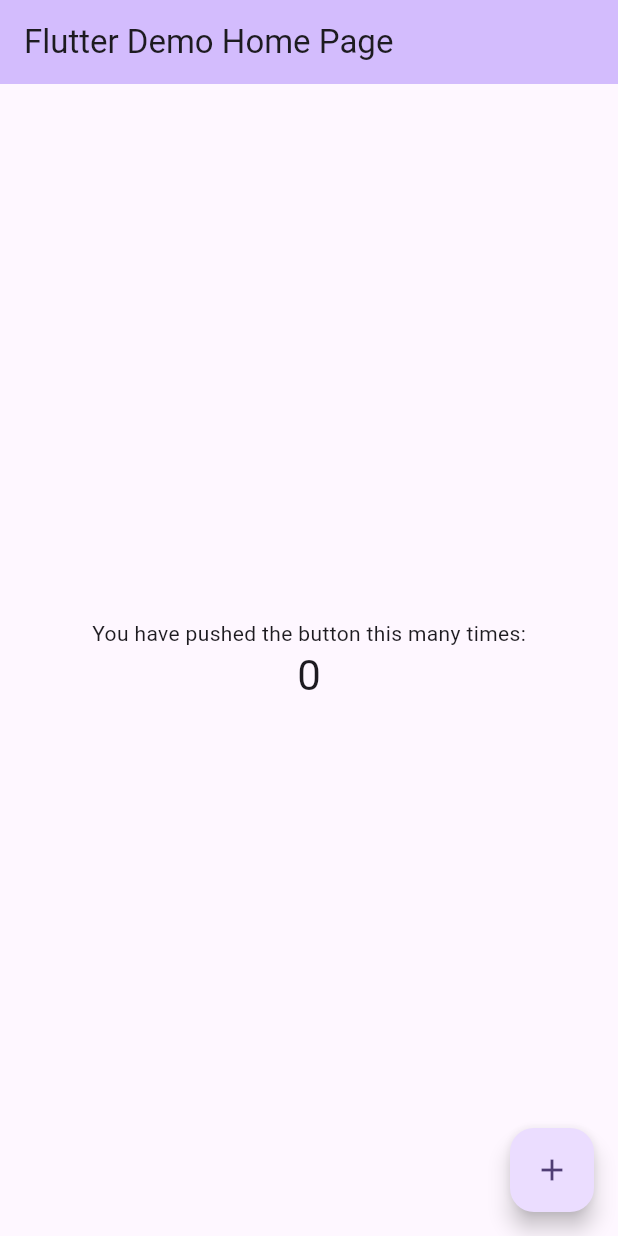
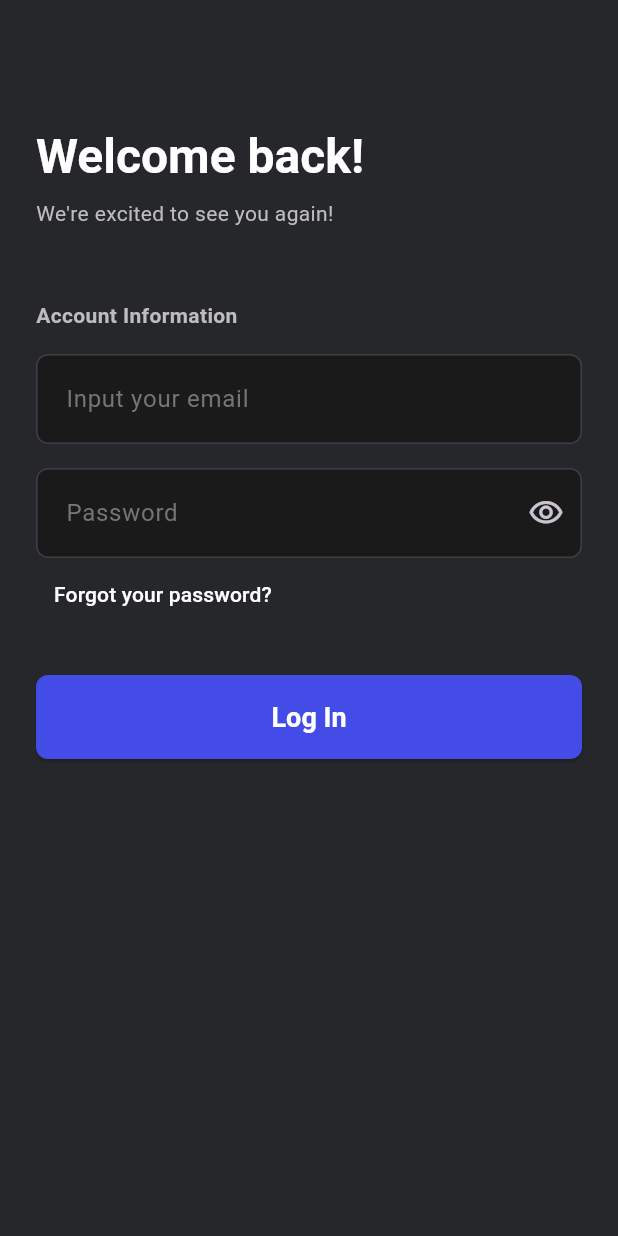
Before and after one commit to IsmailCoder366/caza, a Flutter app: the screen it shows after launch, on a phone screen of 412 x 824 dp. Run offline on Flutter 3.47's test engine with Material 3 defaults, Android fonts, the phone set to English and light mode, and no system bars; our stand-ins replace flutter_bloc.

Commit message:
theme, app colors, widgets created

```diff
--- a/lib/core/constants/app_colors.dart
+++ b/lib/core/constants/app_colors.dart
@@ -0,0 +1,33 @@
+import 'dart:ui';
+
+class AppColors {
+
+  /// [Shared Brand Colors]
+  static const Color primaryBlue = Color(0xFF444CE7); // Matches your button hex
+  static const Color accentRed = Color(0xFFD92D20);
+
+  /// [DARK MODE]
+
+  // Colors
+  static const Color darkBg = Color(0xFF26272B);
+  static const Color darkInputFill = Color(0xFF1A1A1A);
+  static const Color darkBorder = Color(0xFF3F3F46);
+
+  // Text Colors
+  static const Color lightTextPrimary = Color(0xFF000000);
+  static const Color lightTextSecondary = Color(0xFF666666);
+
+
+  /// [LIGHT MODE]
+
+  // Colors
+  static const Color lightBg = Color(0xFFFFFFFF);
+  static const Color lightInputFill = Color(0xFFFAFAFA);
+  static const Color lightBorder = Color(0xFFD0D5DD);
+
+  // Texts co
+  static const Color darkTextPrimary = Color(0xFFFFFFFF);
+  static const Color darkTextSecondary = Color(0xFFBDBDBD);
+
+
+}
--- a/lib/core/theme/app_theme.dart
+++ b/lib/core/theme/app_theme.dart
@@ -0,0 +1,52 @@
+import 'package:flutter/material.dart';
+
+import '../constants/app_colors.dart';
+
+class AppTheme {
+  static ThemeData getTheme(bool isDark) {
+    return ThemeData(
+      useMaterial3: true,
+      brightness: isDark ? Brightness.dark : Brightness.light,
+      scaffoldBackgroundColor: isDark ? AppColors.darkBg : AppColors.lightBg,
+
+      // Automatic Text Styling
+      textTheme: TextTheme(
+        headlineLarge: TextStyle(
+          fontSize: 32,
+          fontWeight: FontWeight.bold,
+          color: isDark ? AppColors.darkTextPrimary : AppColors.lightTextPrimary,
+        ),
+        bodyMedium: TextStyle(
+          color: isDark ? AppColors.darkTextSecondary : AppColors.lightTextSecondary,
+        ),
+      ),
+
+      // Input Field Styling from your
+      inputDecorationTheme: InputDecorationTheme(
+        filled: true,
+        fillColor: isDark ? AppColors.darkInputFill : AppColors.lightInputFill,
+        hintStyle: TextStyle(color: isDark ? Colors.grey[600] : Colors.grey[400]),
+        contentPadding: const EdgeInsets.symmetric(horizontal: 16, vertical: 18),
+        enabledBorder: OutlineInputBorder(
+          borderRadius: BorderRadius.circular(8),
+          borderSide: BorderSide(color: isDark ? AppColors.darkBorder : AppColors.lightBorder),
+        ),
+        focusedBorder: OutlineInputBorder(
+          borderRadius: BorderRadius.circular(8),
+          borderSide: const BorderSide(color: AppColors.primaryBlue, width: 2),
+        ),
+      ),
+
+      // Primary Button Styling
+      elevatedButtonTheme: ElevatedButtonThemeData(
+        style: ElevatedButton.styleFrom(
+          backgroundColor: AppColors.primaryBlue,
+          foregroundColor: Colors.white,
+          minimumSize: const Size(double.infinity, 56),
+          shape: RoundedRectangleBorder(borderRadius: BorderRadius.circular(8)),
+          textStyle: const TextStyle(fontSize: 18, fontWeight: FontWeight.w600),
+        ),
+      ),
+    );
+  }
+}
--- a/lib/features/auth/screens/login_screen.dart
+++ b/lib/features/auth/screens/login_screen.dart
@@ -0,0 +1,54 @@
+import 'package:flutter/material.dart';
+
+import '../../../core/constants/app_colors.dart';
+
+class LoginScreen extends
+StatelessWidget {
+  @override
+  Widget build(BuildContext context) {
+    final theme = Theme.of(context); // Get current theme info
+
+    return Scaffold(
+      body: SafeArea(
+        child: Padding(
+          padding: const EdgeInsets.all(24.0),
+          child: Column(
+            crossAxisAlignment: CrossAxisAlignment.start,
+            children: [
+              const SizedBox(height: 60),
+              Text("Welcome back!", style: theme.textTheme.headlineLarge),
+              const SizedBox(height: 8),
+              Text("We're excited to see you again!", style: theme.textTheme.bodyMedium),
+
+              const SizedBox(height: 48),
+              const Text("Account Information", style: TextStyle(fontWeight: FontWeight.bold)),
+              const SizedBox(height: 16),
+
+              const TextField(decoration: InputDecoration(hintText: "Input your email")),
+              const SizedBox(height: 16),
+              const TextField(
+                obscureText: true,
+                decoration: InputDecoration(
+                  hintText: "Password",
+                  suffixIcon: Icon(Icons.visibility_outlined),
+                ),
+              ),
+
+              TextButton(
+                onPressed: () {},
+                child: Text("Forgot your password?",
+                    style: TextStyle(color: theme.brightness == Brightness.dark ? Colors.white : AppColors.primaryBlue)),
+              ),
+
+              SizedBox(height: 30),
+              ElevatedButton(
+                onPressed: () {},
+                child: const Text("Log In"),
+              ),
+            ],
+          ),
+        ),
+      ),
+    );
+  }
+}
--- a/lib/logic/auth/theme/theme_bloc.dart
+++ b/lib/logic/auth/theme/theme_bloc.dart
@@ -0,0 +1,15 @@
+import 'package:flutter_bloc/flutter_bloc.dart';
+import 'package:flutter/material.dart';
+
+// Event
+abstract class ThemeEvent {}
+class ToggleTheme extends ThemeEvent {}
+
+// Bloc
+class ThemeBloc extends Bloc<ThemeEvent, ThemeMode> {
+  ThemeBloc() : super(ThemeMode.dark) { // Start with Caza Dark
+    on<ToggleTheme>((event, emit) {
+      emit(state == ThemeMode.dark ? ThemeMode.light : ThemeMode.dark);
+    });
+  }
+}
--- a/lib/main.dart
+++ b/lib/main.dart
@@ -1,4 +1,8 @@
 import 'package:flutter/material.dart';
+import 'package:flutter_bloc/flutter_bloc.dart';
+import 'core/theme/app_theme.dart';
+import 'logic/auth/theme/theme_bloc.dart';
+import 'features/auth/screens/login_screen.dart';
 
 void main() {
   runApp(const MyApp());
@@ -7,115 +11,29 @@ void main() {
 class MyApp extends StatelessWidget {
   const MyApp({super.key});
 
-  // This widget is the root of your application.
   @override
   Widget build(BuildContext context) {
-    return MaterialApp(
-      title: 'Flutter Demo',
-      theme: ThemeData(
-        // This is the theme of your application.
-        //
-        // TRY THIS: Try running your application with "flutter run". You'll see
-        // the application has a purple toolbar. Then, without quitting the app,
-        // try changing the seedColor in the colorScheme below to Colors.green
-        // and then invoke "hot reload" (save your changes or press the "hot
-        // reload" button in a Flutter-supported IDE, or press "r" if you used
-        // the command line to start the app).
-        //
-        // Notice that the counter didn't reset back to zero; the application
-        // state is not lost during the reload. To reset the state, use hot
-        // restart instead.
-        //
-        // This works for code too, not just values: Most code changes can be
-        // tested with just a hot reload.
-        colorScheme: .fromSeed(seedColor: Colors.deepPurple),
-      ),
-      home: const MyHomePage(title: 'Flutter Demo Home Page'),
-    );
-  }
-}
+    return MultiBlocProvider(
+      providers: [
+        // Providing the ThemeBrain to the whole app
+        BlocProvider(create: (context) => ThemeBloc()),
+      ],
+      child: BlocBuilder<ThemeBloc, ThemeMode>(
+        builder: (context, currentMode) {
+          return MaterialApp(
+            title: 'Caza Project',
+            debugShowCheckedModeBanner: false,
 
-class MyHomePage extends StatefulWidget {
-  const MyHomePage({super.key, required this.title});
+            // Adjusted to use the new getTheme method from Step 2
+            theme: AppTheme.getTheme(false), // Light Theme
+            darkTheme: AppTheme.getTheme(true), // Dark Theme
 
-  // This widget is the home page of your application. It is stateful, meaning
-  // that it has a State object (defined below) that contains fields that affect
-  // how it looks.
+            // This is controlled by your ThemeBloc toggle
+            themeMode: currentMode,
 
-  // This class is the configuration for the state. It holds the values (in this
-  // case the title) provided by the parent (in this case the App widget) and
-  // used by the build method of the State. Fields in a Widget subclass are
-  // always marked "final".
-
-  final String title;
-
-  @override
-  State<MyHomePage> createState() => _MyHomePageState();
-}
-
-class _MyHomePageState extends State<MyHomePage> {
-  int _counter = 0;
-
-  void _incrementCounter() {
-    setState(() {
-      // This call to setState tells the Flutter framework that something has
-      // changed in this State, which causes it to rerun the build method below
-      // so that the display can reflect the updated values. If we changed
-      // _counter without calling setState(), then the build method would not be
-      // called again, and so nothing would appear to happen.
-      _counter++;
-    });
-  }
-
-  @override
-  Widget build(BuildContext context) {
-    // This method is rerun every time setState is called, for instance as done
-    // by the _incrementCounter method above.
-    //
-    // The Flutter framework has been optimized to make rerunning build methods
-    // fast, so that you can just rebuild anything that needs updating rather
-    // than having to individually change instances of widgets.
-    return Scaffold(
-      appBar: AppBar(
-        // TRY THIS: Try changing the color here to a specific color (to
-        // Colors.amber, perhaps?) and trigger a hot reload to see the AppBar
-        // change color while the other colors stay the same.
-        backgroundColor: Theme.of(context).colorScheme.inversePrimary,
-        // Here we take the value from the MyHomePage object that was created by
-        // the App.build method, and use it to set our appbar title.
-        title: Text(widget.title),
-      ),
-      body: Center(
-        // Center is a layout widget. It takes a single child and positions it
-        // in the middle of the parent.
-        child: Column(
-          // Column is also a layout widget. It takes a list of children and
-          // arranges them vertically. By default, it sizes itself to fit its
-          // children horizontally, and tries to be as tall as its parent.
-          //
-          // Column has various properties to control how it sizes itself and
-          // how it positions its children. Here we use mainAxisAlignment to
-          // center the children vertically; the main axis here is the vertical
-          // axis because Columns are vertical (the cross axis would be
-          // horizontal).
-          //
-          // TRY THIS: Invoke "debug painting" (choose the "Toggle Debug Paint"
-          // action in the IDE, or press "p" in the console), to see the
-          // wireframe for each widget.
-          mainAxisAlignment: .center,
-          children: [
-            const Text('You have pushed the button this many times:'),
-            Text(
-              '$_counter',
-              style: Theme.of(context).textTheme.headlineMedium,
-            ),
-          ],
-        ),
-      ),
-      floatingActionButton: FloatingActionButton(
-        onPressed: _incrementCounter,
-        tooltip: 'Increment',
-        child: const Icon(Icons.add),
+            home: LoginScreen(),
+          );
+        },
       ),
     );
   }
--- a/pubspec.yaml
+++ b/pubspec.yaml
@@ -34,6 +34,9 @@ dependencies:
   # The following adds the Cupertino Icons font to your application.
   # Use with the CupertinoIcons class for iOS style icons.
   cupertino_icons: ^1.0.8
+  bloc: ^9.2.0
+  flutter_bloc: ^9.1.1
+  equatable: ^2.0.8
 
 dev_dependencies:
   flutter_test:
```
Also changed, not shown: lib/core/widgets/caza_avatar.dart (+34 -0 lines), lib/core/widgets/caza_button.dart (+26 -0 lines), lib/core/widgets/caza_text_field.dart (+35 -0 lines), pubspec.lock.
